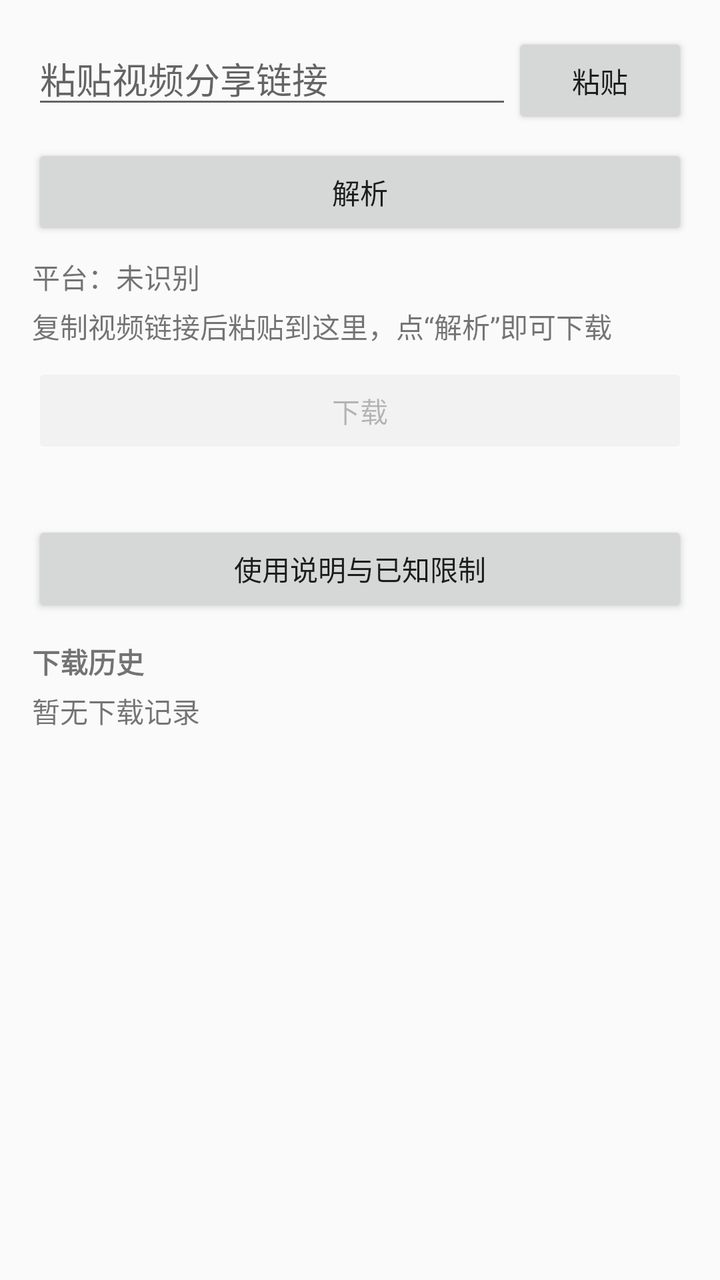
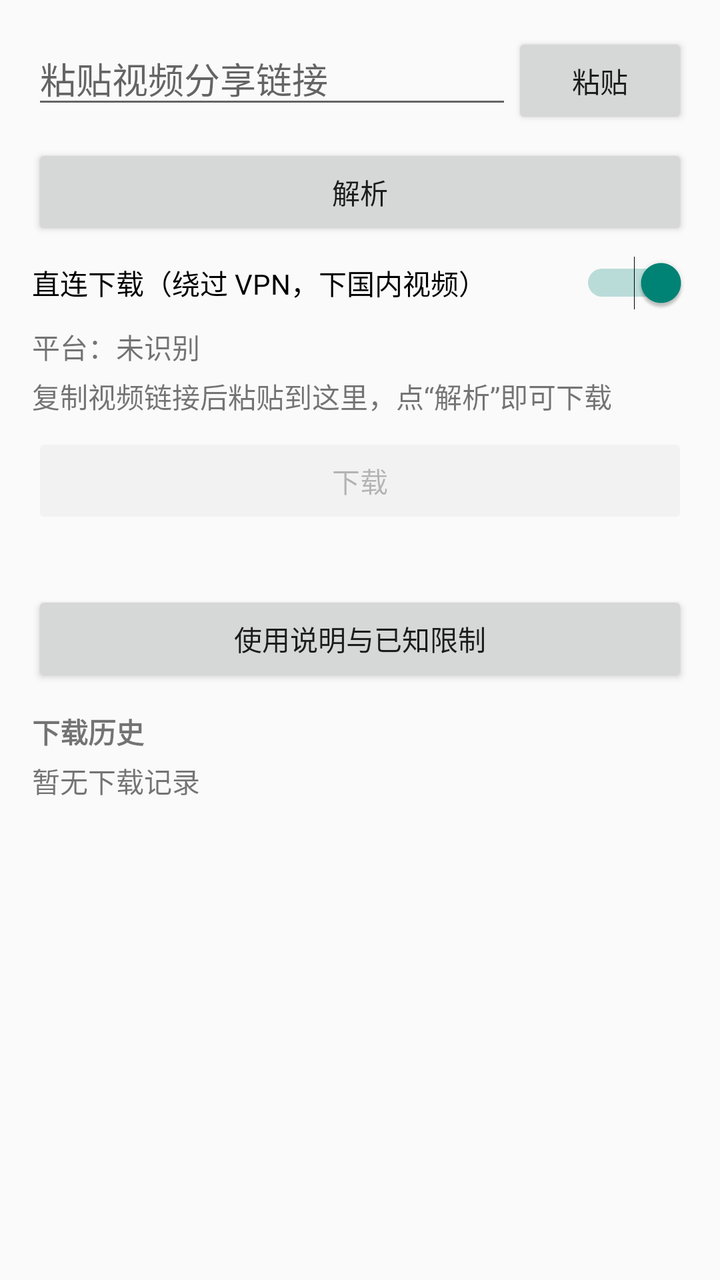

Compare the two renders of this Android layout. The source of the first and the diff that turns it into the second are given below.
<!-- AndroidManifest.xml: application theme android:Theme.Material.Light.NoActionBar -->
<!-- res/layout/activity_main.xml -->
<?xml version="1.0" encoding="utf-8"?>
<LinearLayout xmlns:android="http://schemas.android.com/apk/res/android"
    android:layout_width="match_parent"
    android:layout_height="match_parent"
    android:orientation="vertical"
    android:padding="16dp">

    <LinearLayout
        android:layout_width="match_parent"
        android:layout_height="wrap_content"
        android:orientation="horizontal">

        <EditText
            android:id="@+id/input_link"
            android:layout_width="0dp"
            android:layout_height="wrap_content"
            android:layout_weight="1"
            android:hint="粘贴视频分享链接"
            android:inputType="textUri"
            android:maxLines="3" />

        <Button
            android:id="@+id/paste_button"
            android:layout_width="wrap_content"
            android:layout_height="wrap_content"
            android:text="粘贴" />
    </LinearLayout>

    <Button
        android:id="@+id/parse_button"
        android:layout_width="match_parent"
        android:layout_height="wrap_content"
        android:layout_marginTop="8dp"
        android:text="解析" />

    <TextView
        android:id="@+id/platform_label"
        android:layout_width="match_parent"
        android:layout_height="wrap_content"
        android:layout_marginTop="8dp"
        android:text="平台：未识别" />

    <TextView
        android:id="@+id/status_text"
        android:layout_width="match_parent"
        android:layout_height="wrap_content"
        android:layout_marginTop="4dp"
        android:text="复制视频链接后粘贴到这里，点“解析”即可下载" />

    <LinearLayout
        android:id="@+id/info_card"
        android:layout_width="match_parent"
        android:layout_height="wrap_content"
        android:layout_marginTop="12dp"
        android:orientation="vertical"
        android:visibility="gone">

        <ImageView
            android:id="@+id/thumb_view"
            android:layout_width="match_parent"
            android:layout_height="180dp"
            android:scaleType="centerCrop"
            android:contentDescription="视频封面" />

        <TextView
            android:id="@+id/title_text"
            android:layout_width="match_parent"
            android:layout_height="wrap_content"
            android:layout_marginTop="8dp"
            android:textStyle="bold" />

        <TextView
            android:id="@+id/meta_text"
            android:layout_width="match_parent"
            android:layout_height="wrap_content"
            android:layout_marginTop="4dp" />

        <TextView
            android:id="@+id/format_hint"
            android:layout_width="match_parent"
            android:layout_height="wrap_content"
            android:layout_marginTop="4dp"
            android:visibility="gone" />

        <ListView
            android:id="@+id/format_list"
            android:layout_width="match_parent"
            android:layout_height="180dp"
            android:layout_marginTop="8dp" />
    </LinearLayout>

    <LinearLayout
        android:layout_width="match_parent"
        android:layout_height="wrap_content"
        android:layout_marginTop="8dp"
        android:orientation="horizontal">

        <Button
            android:id="@+id/download_button"
            android:layout_width="0dp"
            android:layout_height="wrap_content"
            android:layout_weight="1"
            android:enabled="false"
            android:text="下载" />

        <Button
            android:id="@+id/retry_button"
            android:layout_width="wrap_content"
            android:layout_height="wrap_content"
            android:text="重试"
            android:visibility="gone" />
    </LinearLayout>

    <ProgressBar
        android:id="@+id/progress_bar"
        style="?android:attr/progressBarStyleHorizontal"
        android:layout_width="match_parent"
        android:layout_height="wrap_content"
        android:layout_marginTop="8dp"
        android:max="100"
        android:visibility="gone" />

    <TextView
        android:id="@+id/progress_text"
        android:layout_width="match_parent"
        android:layout_height="wrap_content"
        android:layout_marginTop="4dp" />

    <Button
        android:id="@+id/help_button"
        android:layout_width="match_parent"
        android:layout_height="wrap_content"
        android:layout_marginTop="8dp"
        android:text="使用说明与已知限制" />

    <TextView
        android:layout_width="match_parent"
        android:layout_height="wrap_content"
        android:layout_marginTop="12dp"
        android:text="下载历史"
        android:textStyle="bold" />

    <TextView
        android:id="@+id/history_empty"
        android:layout_width="match_parent"
        android:layout_height="wrap_content"
        android:layout_marginTop="4dp"
        android:text="暂无下载记录" />

    <ListView
        android:id="@+id/history_list"
        android:layout_width="match_parent"
        android:layout_height="0dp"
        android:layout_weight="1" />

</LinearLayout>
<!-- resources referenced by this layout -->
<resources>

</resources>

<!-- the commit's change to res/layout/activity_main.xml (unified diff, before → after) -->
@@ -32,6 +32,14 @@
         android:layout_height="wrap_content"
         android:layout_marginTop="8dp"
         android:text="解析" />
+
+    <Switch
+        android:id="@+id/direct_switch"
+        android:layout_width="match_parent"
+        android:layout_height="wrap_content"
+        android:layout_marginTop="8dp"
+        android:checked="true"
+        android:text="直连下载（绕过 VPN，下国内视频）" />
 
     <TextView
         android:id="@+id/platform_label"
